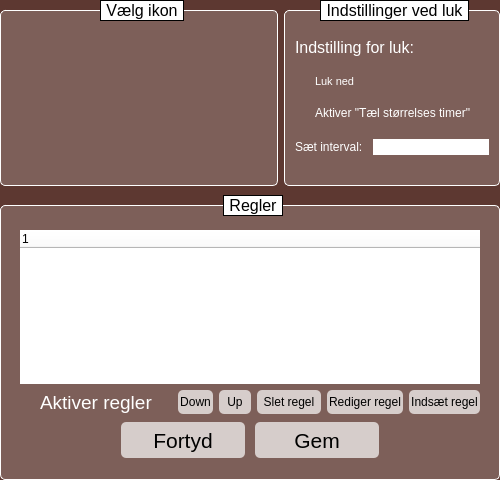
Before: the Qt Designer form settingsWindow.ui in Cannabis2013/FileMover, drawn with Qt 5.
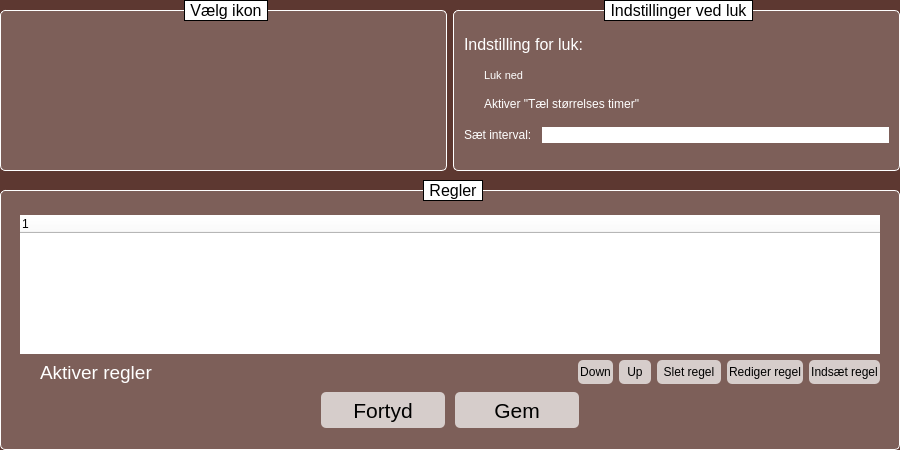
After: the same form once the commit is applied.

The edit to the form file:
```diff
--- a/settingsWindow.ui
+++ b/settingsWindow.ui
@@ -6,8 +6,8 @@
    <rect>
     <x>0</x>
     <y>0</y>
-    <width>500</width>
-    <height>480</height>
+    <width>900</width>
+    <height>450</height>
    </rect>
   </property>
   <property name="sizePolicy">
@@ -19,7 +19,7 @@
   <property name="minimumSize">
    <size>
     <width>500</width>
-    <height>400</height>
+    <height>450</height>
    </size>
   </property>
   <property name="mouseTracking">
@@ -174,8 +174,8 @@
           <rect>
            <x>0</x>
            <y>0</y>
-           <width>500</width>
-           <height>480</height>
+           <width>900</width>
+           <height>450</height>
           </rect>
          </property>
          <property name="mouseTracking">
```
